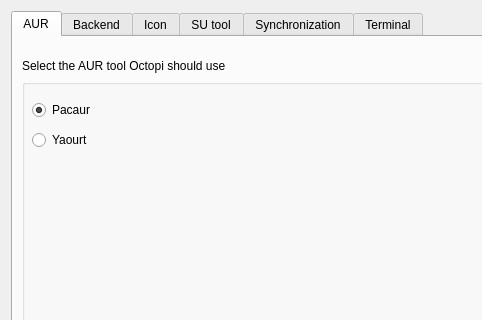
First picture: the form in ui/optionsdialog.ui, repository aarnt/octopi, before the edit; both pictures show x 0 to 482 and y 0 to 320 of the 665 by 432 pixel window.
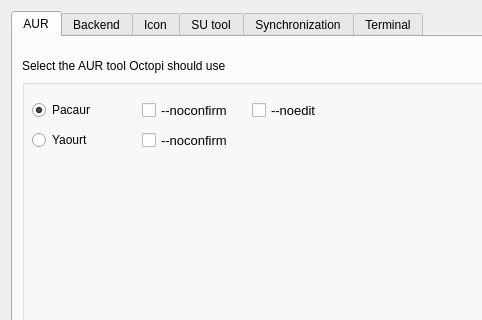
Second picture: the form after the edit. The open tabs and pages were chosen to show the change.

Commit message: - Added configurable "--noconfirm" and "--noedit" options to pacaur and "--noconfirm" to yaourt.

The edit to the form file:
```diff
--- a/ui/optionsdialog.ui
+++ b/ui/optionsdialog.ui
@@ -122,6 +122,60 @@
              <string notr="true">Yaourt</string>
             </property>
            </widget>
+           <widget class="QCheckBox" name="cbPacaurNoConfirm">
+            <property name="geometry">
+             <rect>
+              <x>120</x>
+              <y>20</y>
+              <width>90</width>
+              <height>22</height>
+             </rect>
+            </property>
+            <property name="font">
+             <font>
+              <pointsize>10</pointsize>
+             </font>
+            </property>
+            <property name="text">
+             <string notr="true">--noconfirm</string>
+            </property>
+           </widget>
+           <widget class="QCheckBox" name="cbPacaurNoEdit">
+            <property name="geometry">
+             <rect>
+              <x>230</x>
+              <y>20</y>
+              <width>90</width>
+              <height>22</height>
+             </rect>
+            </property>
+            <property name="font">
+             <font>
+              <pointsize>10</pointsize>
+             </font>
+            </property>
+            <property name="text">
+             <string notr="true">--noedit</string>
+            </property>
+           </widget>
+           <widget class="QCheckBox" name="cbYaourtNoConfirm">
+            <property name="geometry">
+             <rect>
+              <x>120</x>
+              <y>50</y>
+              <width>90</width>
+              <height>22</height>
+             </rect>
+            </property>
+            <property name="font">
+             <font>
+              <pointsize>10</pointsize>
+             </font>
+            </property>
+            <property name="text">
+             <string notr="true">--noconfirm</string>
+            </property>
+           </widget>
           </widget>
          </item>
         </layout>
```
Left out of the diff: 2 changed lines with no effect on the pictures. The commit also changes 9 other files.
